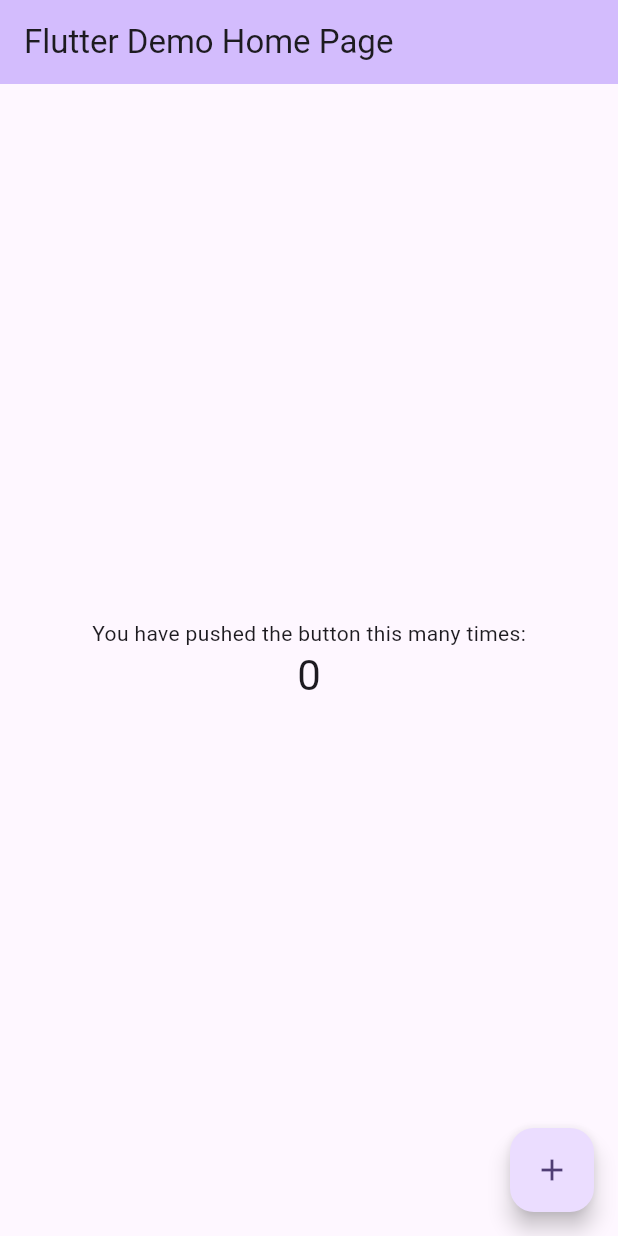
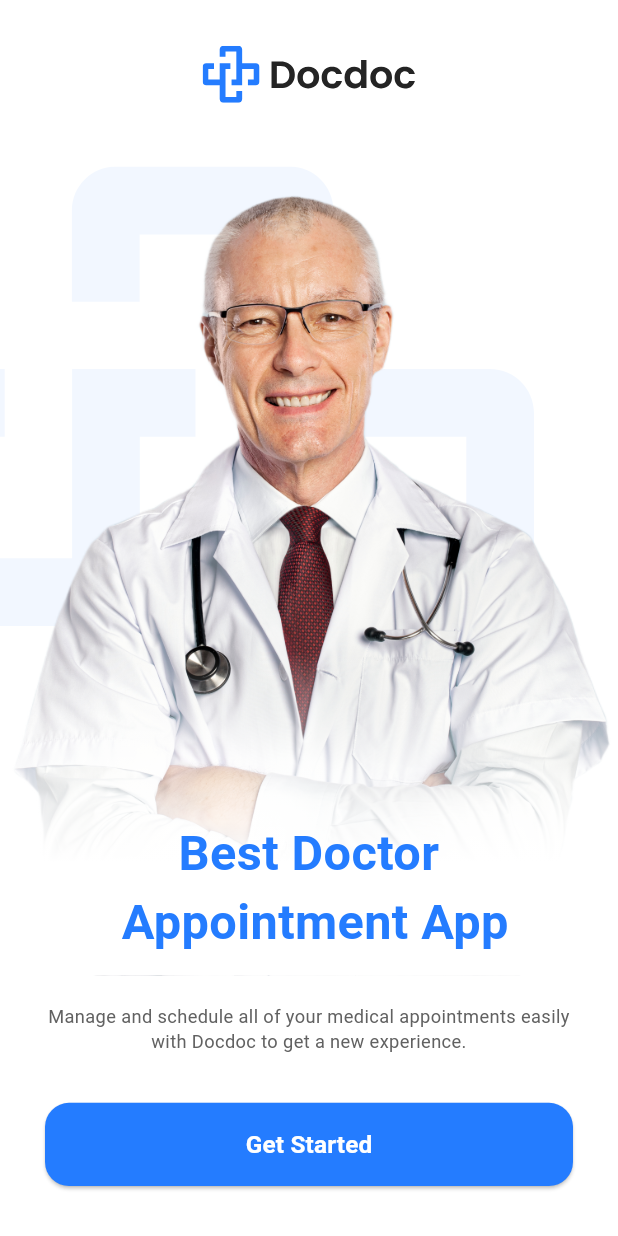
Before and after one commit to TarekHayan/Doc-Doc-App, a Flutter app: the screen it shows after launch, on a phone screen of 412 x 824 dp. Run offline on Flutter 3.47's test engine with Material 3 defaults, Android fonts, the phone set to English and light mode, and no system bars; our stand-ins replace flutter_screenutil, flutter_svg.

Commit message:
- added screenutil and flutter svg - added images in assets folder - added doc doc app and appRouter - added navigator extension - added app style / app color and app fonts and app them and app images - added bording screen - added bording screen - added bording screen widgets

```diff
--- /dev/null
+++ b/lib/core/helper/nav_extension.dart
@@ -0,0 +1,19 @@
+import 'package:flutter/material.dart';
+
+extension NavExtension on BuildContext {
+  dynamic navigateTo({required String routeName, Object? arguments}) {
+    return Navigator.pushNamed(this, routeName, arguments: arguments);
+  }
+
+  dynamic navigateAndReplace({required String routeName, Object? arguments}) {
+    return Navigator.pushReplacementNamed(
+      this,
+      routeName,
+      arguments: arguments,
+    );
+  }
+
+  void pop() {
+    Navigator.pop(this);
+  }
+}
--- /dev/null
+++ b/lib/core/routes/app_router.dart
@@ -0,0 +1,21 @@
+import 'package:flutter/material.dart';
+import 'package:project_app/core/routes/routes.dart';
+import 'package:project_app/features/home/ui/screens/home_screen.dart';
+import 'package:project_app/features/on_bording/ui/screen/on_bording_screen.dart';
+
+class AppRouter {
+  Route generateRoute(RouteSettings settings) {
+    switch (settings.name) {
+      case "/":
+        return MaterialPageRoute(builder: (_) => const OnBordingScreen());
+      case Routes.home:
+        return MaterialPageRoute(builder: (_) => const HomeScreen());
+      default:
+        return MaterialPageRoute(
+          builder: (_) => Scaffold(
+            body: Center(child: Text('No route defined for ${settings.name}')),
+          ),
+        );
+    }
+  }
+}
--- /dev/null
+++ b/lib/core/routes/routes.dart
@@ -0,0 +1,4 @@
+class Routes {
+  static const String onBoarding = '/onboarding';
+  static const String home = '/home';
+}
--- /dev/null
+++ b/lib/core/styles/app_colors.dart
@@ -0,0 +1,8 @@
+import 'package:flutter/material.dart';
+
+class AppColors {
+  static const Color secondaryColorWhite = Colors.white;
+  static const Color primaryColorBlue = Color(0xff247CFF);
+  static const Color blackColor = Color(0xff242424);
+  static const Color greyColor = Color(0xff616161);
+}
--- /dev/null
+++ b/lib/core/styles/app_fonts.dart
@@ -0,0 +1,41 @@
+import 'package:flutter/material.dart';
+import 'package:flutter_screenutil/flutter_screenutil.dart';
+import 'package:project_app/core/styles/app_colors.dart';
+
+class AppFonts {
+  static TextStyle fontSize32BoldPrim = TextStyle(
+    fontSize: 32.sp,
+    color: AppColors.primaryColorBlue,
+    fontWeight: FontWeight.bold,
+  );
+
+  static TextStyle fontSize24BoldPrim = TextStyle(
+    fontSize: 24.sp,
+    color: AppColors.primaryColorBlue,
+    fontWeight: FontWeight.bold,
+  );
+
+  static TextStyle fontSize18SimiBlack = TextStyle(
+    fontSize: 18.sp,
+    color: AppColors.blackColor,
+    fontWeight: FontWeight.w600,
+  );
+
+  static TextStyle fontSize16SimiBlack = TextStyle(
+    fontSize: 16.sp,
+    color: AppColors.blackColor,
+    fontWeight: FontWeight.w600,
+  );
+
+  static TextStyle fontSize14RegularBlack = TextStyle(
+    fontSize: 14.sp,
+    color: AppColors.blackColor,
+    fontWeight: FontWeight.w400,
+  );
+
+  static TextStyle fontSize12RegularBlack = TextStyle(
+    fontSize: 12.sp,
+    color: AppColors.blackColor,
+    fontWeight: FontWeight.w400,
+  );
+}
--- /dev/null
+++ b/lib/core/styles/app_them.dart
@@ -0,0 +1,16 @@
+import 'package:flutter/material.dart';
+import 'package:project_app/core/styles/app_colors.dart';
+import 'package:project_app/core/styles/app_fonts.dart';
+
+class AppThem {
+  static final ThemeData appTheme = ThemeData(
+    primaryColor: AppColors.primaryColorBlue,
+    scaffoldBackgroundColor: AppColors.secondaryColorWhite,
+    appBarTheme: AppBarTheme(
+      backgroundColor: AppColors.secondaryColorWhite,
+      elevation: 0,
+      centerTitle: true,
+      titleTextStyle: AppFonts.fontSize18SimiBlack,
+    ),
+  );
+}
--- /dev/null
+++ b/lib/core/styles/images.dart
@@ -0,0 +1,16 @@
+// ignore_for_file: prefer_single_quotes
+class ImagesAssets {
+  ImagesAssets._();
+
+  /// Assets for assetsDocBackground
+  /// assets/doc_background.svg
+  static const String assetsDocBackground = "assets/doc_background.svg";
+
+  /// Assets for assetsDocDocIcon
+  /// assets/doc_doc_icon.svg
+  static const String assetsDocDocIcon = "assets/doc_doc_icon.svg";
+
+  /// Assets for assetsDoctorImage
+  /// assets/doctor_image.png
+  static const String assetsDoctorImage = "assets/doctor_image.png";
+}
--- /dev/null
+++ b/lib/doc_doc_app.dart
@@ -0,0 +1,22 @@
+import 'package:flutter/material.dart';
+import 'package:flutter_screenutil/flutter_screenutil.dart';
+import 'package:project_app/core/routes/app_router.dart';
+import 'package:project_app/core/styles/app_them.dart';
+
+class DocDocApp extends StatelessWidget {
+  const DocDocApp({super.key, required this.appRouter});
+  final AppRouter appRouter;
+  @override
+  Widget build(BuildContext context) {
+    return ScreenUtilInit(
+      designSize: const Size(375, 812),
+      minTextAdapt: true,
+      splitScreenMode: true,
+      builder: (context, child) => MaterialApp(
+        theme: AppThem.appTheme,
+        debugShowCheckedModeBanner: false,
+        onGenerateRoute: appRouter.generateRoute,
+      ),
+    );
+  }
+}
--- /dev/null
+++ b/lib/features/home/ui/screens/home_screen.dart
@@ -0,0 +1,10 @@
+import 'package:flutter/material.dart';
+
+class HomeScreen extends StatelessWidget {
+  const HomeScreen({super.key});
+
+  @override
+  Widget build(BuildContext context) {
+    return const Scaffold(body: Center(child: Text('HomeScreen')));
+  }
+}
--- /dev/null
+++ b/lib/features/on_bording/ui/screen/on_bording_screen.dart
@@ -0,0 +1,33 @@
+import 'package:flutter/material.dart';
+import 'package:flutter_screenutil/flutter_screenutil.dart';
+import 'package:project_app/features/on_bording/ui/widgets/doc_doc_logo_title.dart';
+import 'package:project_app/features/on_bording/ui/widgets/doctor_image_and_title.dart';
+import 'package:project_app/features/on_bording/ui/widgets/text_and_button.dart';
+
+class OnBordingScreen extends StatelessWidget {
+  const OnBordingScreen({super.key});
+
+  @override
+  Widget build(BuildContext context) {
+    return Scaffold(
+      body: SafeArea(
+        child: SingleChildScrollView(
+          child: Padding(
+            padding: EdgeInsets.only(top: 30.h, bottom: 30.h),
+            child: Column(
+              mainAxisAlignment: MainAxisAlignment.start,
+              crossAxisAlignment: CrossAxisAlignment.center,
+              children: [
+                DocDocLogoTitle(),
+                SizedBox(height: 41.h),
+                DoctorImageAndTitle(),
+                SizedBox(height: 18.h),
+                TextAndButton(),
+              ],
+            ),
+          ),
+        ),
+      ),
+    );
+  }
+}
--- /dev/null
+++ b/lib/features/on_bording/ui/widgets/doc_doc_logo_title.dart
@@ -0,0 +1,12 @@
+import 'package:flutter/material.dart';
+import 'package:flutter_svg/svg.dart';
+import 'package:project_app/core/styles/images.dart';
+
+class DocDocLogoTitle extends StatelessWidget {
+  const DocDocLogoTitle({super.key});
+
+  @override
+  Widget build(BuildContext context) {
+    return Center(child: SvgPicture.asset(ImagesAssets.assetsDocDocIcon));
+  }
+}
--- /dev/null
+++ b/lib/features/on_bording/ui/widgets/doctor_image_and_title.dart
@@ -0,0 +1,41 @@
+import 'package:flutter/material.dart';
+import 'package:flutter_screenutil/flutter_screenutil.dart';
+import 'package:flutter_svg/svg.dart';
+import 'package:project_app/core/styles/app_fonts.dart';
+import 'package:project_app/core/styles/images.dart';
+
+class DoctorImageAndTitle extends StatelessWidget {
+  const DoctorImageAndTitle({super.key});
+
+  @override
+  Widget build(BuildContext context) {
+    return Center(
+      child: Stack(
+        children: [
+          SvgPicture.asset(ImagesAssets.assetsDocBackground),
+          Container(
+            foregroundDecoration: BoxDecoration(
+              gradient: LinearGradient(
+                colors: [Colors.white, Colors.white.withOpacity(0.0)],
+                begin: AlignmentGeometry.bottomCenter,
+                end: AlignmentGeometry.topCenter,
+                stops: [0.14, 0.4],
+              ),
+            ),
+            child: Image.asset(ImagesAssets.assetsDoctorImage),
+          ),
+          Positioned(
+            bottom: 12.h,
+            left: 0,
+            right: 0,
+            child: Text(
+              "Best Doctor \n Appointment App",
+              textAlign: TextAlign.center,
+              style: AppFonts.fontSize32BoldPrim,
+            ),
+          ),
+        ],
+      ),
+    );
+  }
+}
--- /dev/null
+++ b/lib/features/on_bording/ui/widgets/get_started_button.dart
@@ -0,0 +1,28 @@
+import 'package:flutter/material.dart';
+import 'package:flutter_screenutil/flutter_screenutil.dart';
+import 'package:project_app/core/helper/nav_extension.dart';
+import 'package:project_app/core/routes/routes.dart';
+import 'package:project_app/core/styles/app_colors.dart';
+import 'package:project_app/core/styles/app_fonts.dart';
+
+class GetStartedButton extends StatelessWidget {
+  const GetStartedButton({super.key});
+
+  @override
+  Widget build(BuildContext context) {
+    return ElevatedButton(
+      onPressed: () => context.navigateTo(routeName: Routes.home),
+      style: ElevatedButton.styleFrom(
+        backgroundColor: AppColors.primaryColorBlue,
+        shape: RoundedRectangleBorder(borderRadius: BorderRadius.circular(16)),
+        padding: EdgeInsets.symmetric(vertical: 16.h),
+      ),
+      child: Center(
+        child: Text(
+          "Get Started",
+          style: AppFonts.fontSize16SimiBlack.copyWith(color: Colors.white),
+        ),
+      ),
+    );
+  }
+}
--- /dev/null
+++ b/lib/features/on_bording/ui/widgets/text_and_button.dart
@@ -0,0 +1,29 @@
+import 'package:flutter/material.dart';
+import 'package:flutter_screenutil/flutter_screenutil.dart';
+import 'package:project_app/core/styles/app_colors.dart';
+import 'package:project_app/core/styles/app_fonts.dart';
+import 'package:project_app/features/on_bording/ui/widgets/get_started_button.dart';
+
+class TextAndButton extends StatelessWidget {
+  const TextAndButton({super.key});
+
+  @override
+  Widget build(BuildContext context) {
+    return Padding(
+      padding: const EdgeInsets.symmetric(horizontal: 30),
+      child: Column(
+        children: [
+          Text(
+            "Manage and schedule all of your medical appointments easily with Docdoc to get a new experience.",
+            textAlign: TextAlign.center,
+            style: AppFonts.fontSize12RegularBlack.copyWith(
+              color: AppColors.greyColor,
+            ),
+          ),
+          SizedBox(height: 32.h),
+          GetStartedButton(),
+        ],
+      ),
+    );
+  }
+}
--- a/lib/main.dart
+++ b/lib/main.dart
@@ -1,122 +1,7 @@
 import 'package:flutter/material.dart';
+import 'package:project_app/core/routes/app_router.dart';
+import 'package:project_app/doc_doc_app.dart';
 
 void main() {
-  runApp(const MyApp());
+  runApp(DocDocApp(appRouter: AppRouter()));
 }
-
-class MyApp extends StatelessWidget {
-  const MyApp({super.key});
-
-  // This widget is the root of your application.
-  @override
-  Widget build(BuildContext context) {
-    return MaterialApp(
-      title: 'Flutter Demo',
-      theme: ThemeData(
-        // This is the theme of your application.
-        //
-        // TRY THIS: Try running your application with "flutter run". You'll see
-        // the application has a purple toolbar. Then, without quitting the app,
-        // try changing the seedColor in the colorScheme below to Colors.green
-        // and then invoke "hot reload" (save your changes or press the "hot
-        // reload" button in a Flutter-supported IDE, or press "r" if you used
-        // the command line to start the app).
-        //
-        // Notice that the counter didn't reset back to zero; the application
-        // state is not lost during the reload. To reset the state, use hot
-        // restart instead.
-        //
-        // This works for code too, not just values: Most code changes can be
-        // tested with just a hot reload.
-        colorScheme: .fromSeed(seedColor: Colors.deepPurple),
-      ),
-      home: const MyHomePage(title: 'Flutter Demo Home Page'),
-    );
-  }
-}
-
-class MyHomePage extends StatefulWidget {
-  const MyHomePage({super.key, required this.title});
-
-  // This widget is the home page of your application. It is stateful, meaning
-  // that it has a State object (defined below) that contains fields that affect
-  // how it looks.
-
-  // This class is the configuration for the state. It holds the values (in this
-  // case the title) provided by the parent (in this case the App widget) and
-  // used by the build method of the State. Fields in a Widget subclass are
-  // always marked "final".
-
-  final String title;
-
-  @override
-  State<MyHomePage> createState() => _MyHomePageState();
-}
-
-class _MyHomePageState extends State<MyHomePage> {
-  int _counter = 0;
-
-  void _incrementCounter() {
-    setState(() {
-      // This call to setState tells the Flutter framework that something has
-      // changed in this State, which causes it to rerun the build method below
-      // so that the display can reflect the updated values. If we changed
-      // _counter without calling setState(), then the build method would not be
-      // called again, and so nothing would appear to happen.
-      _counter++;
-    });
-  }
-
-  @override
-  Widget build(BuildContext context) {
-    // This method is rerun every time setState is called, for instance as done
-    // by the _incrementCounter method above.
-    //
-    // The Flutter framework has been optimized to make rerunning build methods
-    // fast, so that you can just rebuild anything that needs updating rather
-    // than having to individually change instances of widgets.
-    return Scaffold(
-      appBar: AppBar(
-        // TRY THIS: Try changing the color here to a specific color (to
-        // Colors.amber, perhaps?) and trigger a hot reload to see the AppBar
-        // change color while the other colors stay the same.
-        backgroundColor: Theme.of(context).colorScheme.inversePrimary,
-        // Here we take the value from the MyHomePage object that was created by
-        // the App.build method, and use it to set our appbar title.
-        title: Text(widget.title),
-      ),
-      body: Center(
-        // Center is a layout widget. It takes a single child and positions it
-        // in the middle of the parent.
-        child: Column(
-          // Column is also a layout widget. It takes a list of children and
-          // arranges them vertically. By default, it sizes itself to fit its
-          // children horizontally, and tries to be as tall as its parent.
-          //
-          // Column has various properties to control how it sizes itself and
-          // how it positions its children. Here we use mainAxisAlignment to
-          // center the children vertically; the main axis here is the vertical
-          // axis because Columns are vertical (the cross axis would be
-          // horizontal).
-          //
-          // TRY THIS: Invoke "debug painting" (choose the "Toggle Debug Paint"
-          // action in the IDE, or press "p" in the console), to see the
-          // wireframe for each widget.
-          mainAxisAlignment: .center,
-          children: [
-            const Text('You have pushed the button this many times:'),
-            Text(
-              '$_counter',
-              style: Theme.of(context).textTheme.headlineMedium,
-            ),
-          ],
-        ),
-      ),
-      floatingActionButton: FloatingActionButton(
-        onPressed: _incrementCounter,
-        tooltip: 'Increment',
-        child: const Icon(Icons.add),
-      ),
-    );
-  }
-}
```
Also changed, not shown: pubspec.yaml (+8 -4 lines), assets/doc_background.svg (added), assets/doc_doc_icon.svg (added), assets/doctor_image.png (added), pubspec.lock, 1 other file.
